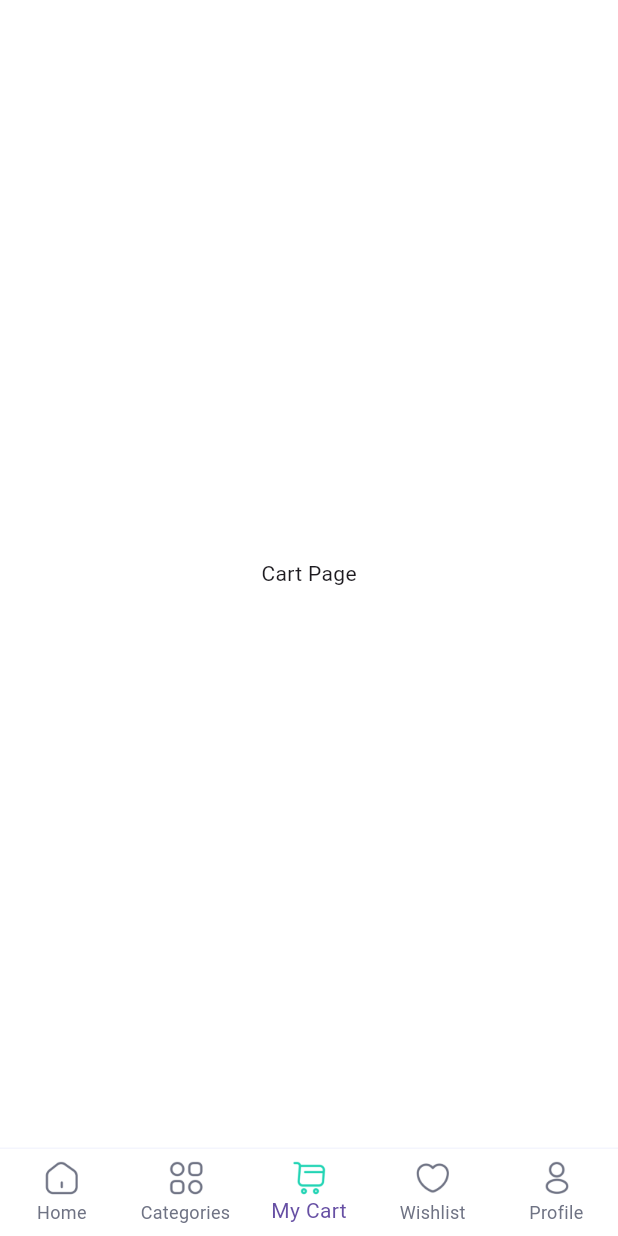
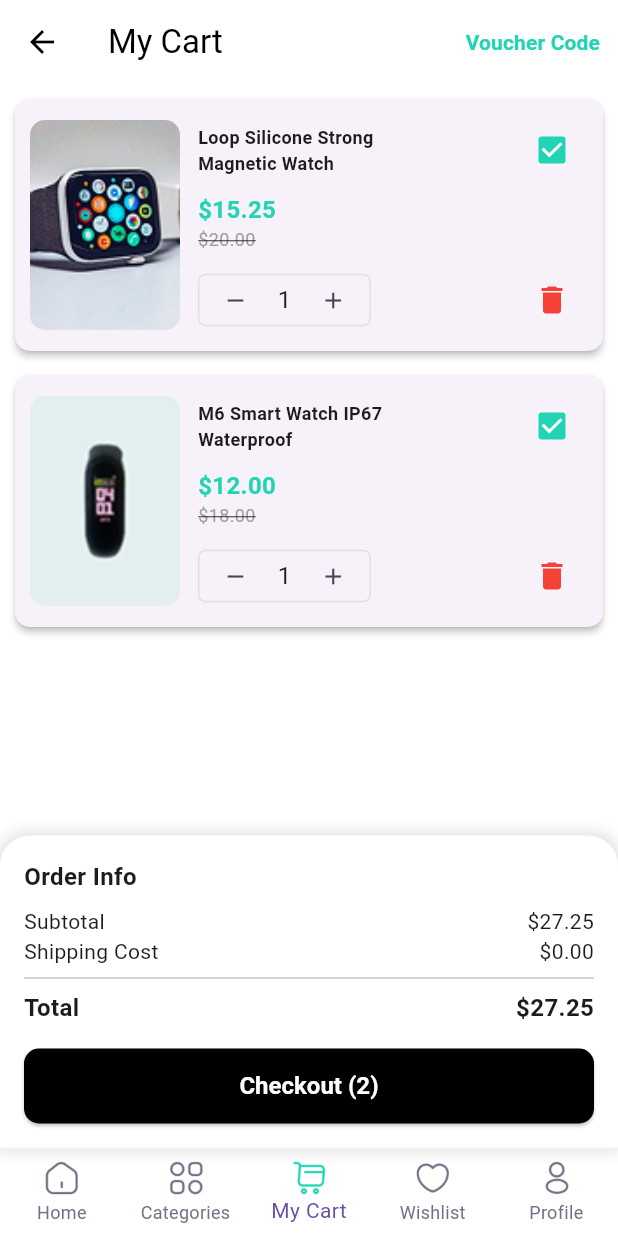
Before and after one commit to abbas2157/atomshop-app, a Flutter app: the screen it shows after launch, item 3 of the bottom bar chosen, on a phone screen of 412 x 824 dp. Run offline on Flutter 3.47's test engine with Material 3 defaults, Android fonts, the light colour scheme and no system bars; our stand-ins replace dots_indicator, flutter_screenutil, get, loading_animation_widget, shared_preferences.

Commit message:
Added: -> my_cart_screen in bottom_nav_bar_view

```diff
--- a/lib/features/bottom_nav_bar/bottom_nav_bar_view/bottom_nav_bar_view.dart
+++ b/lib/features/bottom_nav_bar/bottom_nav_bar_view/bottom_nav_bar_view.dart
@@ -3,6 +3,7 @@ import 'package:atomshop/common/constants/image_constants.dart';
 import 'package:atomshop/features/bottom_nav_bar/bottom_nav_bar_controller/bottom_nav_bar_controller.dart';
 import 'package:atomshop/features/categories/view/categories_view.dart';
 import 'package:atomshop/features/home/home_view/home_view.dart';
+import 'package:atomshop/features/product_detail/myCart/my_cart_screen.dart';
 import 'package:atomshop/style/colors/app_colors.dart';
 import 'package:flutter/material.dart';
 import 'package:get/get.dart';
@@ -15,7 +16,7 @@ class BottomNavPage extends StatelessWidget {
   final List<Widget> _pages = [
     MyHomePage(),
     CategoriesView(),
-    CartPage(),
+    CartScreen(),
     OrdersPage(),
     ProfilePage(),
   ];
--- /dev/null
+++ b/lib/features/product_detail/model/my_cart_model.dart
@@ -0,0 +1,15 @@
+class CartItem {
+  final String image;
+  final String name;
+  final double price;
+  final double oldPrice;
+  int quantity;
+
+  CartItem({
+    required this.image,
+    required this.name,
+    required this.price,
+    required this.oldPrice,
+    required this.quantity,
+  });
+}
--- /dev/null
+++ b/lib/features/product_detail/myCart/my_cart_screen.dart
@@ -0,0 +1,116 @@
+import 'package:atomshop/features/product_detail/myCart/widgets/cart_item_widget.dart';
+import 'package:atomshop/style/colors/app_colors.dart';
+import 'package:flutter/material.dart';
+
+import '../model/my_cart_model.dart';
+
+class CartScreen extends StatelessWidget {
+  final List<CartItem> cartItems = [
+    CartItem(
+      image: 'assets/images/magnetic_watch.png',
+      name: 'Loop Silicone Strong Magnetic Watch',
+      price: 15.25,
+      oldPrice: 20.00,
+      quantity: 1,
+    ),
+    CartItem(
+      image: 'assets/images/smart_watch.png',
+      name: 'M6 Smart Watch IP67 Waterproof',
+      price: 12.00,
+      oldPrice: 18.00,
+      quantity: 1,
+    ),
+  ];
+
+  CartScreen({super.key});
+
+  @override
+  Widget build(BuildContext context) {
+    return Scaffold(
+      appBar: AppBar(
+        title: const Text('My Cart', style: TextStyle(color: Colors.black)),
+        backgroundColor: Colors.white,
+        elevation: 0,
+        leading: const BackButton(color: Colors.black),
+        actions: [
+          TextButton(
+            onPressed: () {},
+            child: const Text(
+              'Voucher Code',
+              style: TextStyle(color: AppColors.secondaryLight, fontWeight: FontWeight.bold),
+            ),
+          ),
+        ],
+      ),
+      body: Column(
+        children: [
+          Expanded(
+            child: ListView.builder(
+              padding: const EdgeInsets.all(10),
+              itemCount: cartItems.length,
+              itemBuilder: (context, index) {
+                final item = cartItems[index];
+                return CartItemWidget(item: item);
+              },
+            ),
+          ),
+          _buildOrderSummary(),
+        ],
+      ),
+    );
+  }
+
+  Widget _buildOrderSummary() {
+    double subtotal = cartItems.fold(0, (sum, item) => sum + (item.price * item.quantity));
+
+    return Container(
+      padding: const EdgeInsets.all(16),
+      decoration: BoxDecoration(
+        color: Colors.white,
+        borderRadius: const BorderRadius.only(topLeft: Radius.circular(20), topRight: Radius.circular(20)),
+        boxShadow: [
+          BoxShadow(color: Colors.black12, blurRadius: 8, spreadRadius: 2),
+        ],
+      ),
+      child: Column(
+        crossAxisAlignment: CrossAxisAlignment.start,
+        children: [
+          const Text('Order Info', style: TextStyle(fontSize: 16, fontWeight: FontWeight.bold)),
+          const SizedBox(height: 8),
+          Row(
+            mainAxisAlignment: MainAxisAlignment.spaceBetween,
+            children: [
+              const Text('Subtotal', style: TextStyle(fontSize: 14)),
+              Text('\$${subtotal.toStringAsFixed(2)}', style: const TextStyle(fontSize: 14)),
+            ],
+          ),
+          Row(
+            mainAxisAlignment: MainAxisAlignment.spaceBetween,
+            children: const [
+              Text('Shipping Cost', style: TextStyle(fontSize: 14)),
+              Text('\$0.00', style: TextStyle(fontSize: 14)),
+            ],
+          ),
+          const Divider(),
+          Row(
+            mainAxisAlignment: MainAxisAlignment.spaceBetween,
+            children: [
+              const Text('Total', style: TextStyle(fontSize: 16, fontWeight: FontWeight.bold)),
+              Text('\$${subtotal.toStringAsFixed(2)}', style: const TextStyle(fontSize: 16, fontWeight: FontWeight.bold)),
+            ],
+          ),
+          const SizedBox(height: 16),
+          ElevatedButton(
+            onPressed: () {},
+            style: ElevatedButton.styleFrom(
+              backgroundColor: Colors.black,
+              minimumSize: const Size(double.infinity, 50),
+              shape: RoundedRectangleBorder(borderRadius: BorderRadius.circular(10)),
+            ),
+            child: Text('Checkout (${cartItems.length})', style: const TextStyle(fontSize: 16, color: Colors.white)),
+          ),
+        ],
+      ),
+    );
+  }
+}
--- /dev/null
+++ b/lib/features/product_detail/myCart/widgets/cart_item_widget.dart
@@ -0,0 +1,101 @@
+import 'package:flutter/cupertino.dart';
+import 'package:flutter/material.dart';
+
+import '../../../../style/colors/app_colors.dart';
+import '../../model/my_cart_model.dart';
+
+class CartItemWidget extends StatelessWidget {
+  final CartItem item;
+
+  const CartItemWidget({super.key, required this.item});
+
+  @override
+  Widget build(BuildContext context) {
+    return Card(
+      elevation: 2,
+      margin: const EdgeInsets.only(bottom: 16),
+      shape: RoundedRectangleBorder(borderRadius: BorderRadius.circular(10)),
+      child: Padding(
+        padding: const EdgeInsets.all(10),
+        child: Row(
+          children: [
+            ClipRRect(
+              borderRadius: BorderRadius.circular(10),
+              child: Image.asset(item.image, width: 100, height: 140, fit: BoxFit.cover,
+              ),
+            ),
+            const SizedBox(width: 12),
+            Expanded(
+              child: Column(
+                crossAxisAlignment: CrossAxisAlignment.start,
+                children: [
+                  Row(
+                    mainAxisAlignment: MainAxisAlignment.spaceBetween,
+                    children: [
+                      Container(
+                          width: 140,
+                          child: Text(item.name, style: const TextStyle(fontSize: 12, fontWeight: FontWeight.bold))
+                      ),
+                      Checkbox(value: true, onChanged: (bool? value){},activeColor: AppColors.secondaryLight,)
+                    ],
+                  ),
+                  const SizedBox(height: 4),
+                  Column(
+                    crossAxisAlignment: CrossAxisAlignment.start,
+                    mainAxisAlignment: MainAxisAlignment.start,
+                    children: [
+                      Text(
+                        '\$${item.price.toStringAsFixed(2)}',
+                        style: const TextStyle(fontSize: 16, fontWeight: FontWeight.bold, color: AppColors.secondaryLight),
+                      ),
+                      const SizedBox(width: 8),
+                      Text(
+                        '\$${item.oldPrice.toStringAsFixed(2)}',
+                        style: const TextStyle(fontSize: 12, color: Colors.grey, decoration: TextDecoration.lineThrough),
+                      ),
+                    ],
+                  ),
+                  const SizedBox(height: 8),
+                  Row(
+                    mainAxisAlignment: MainAxisAlignment.spaceBetween,
+                    children: [
+                      Container(
+                        height: 35,
+                        decoration: BoxDecoration(
+                          border: Border.all(color: Colors.grey.shade300),
+                          borderRadius: BorderRadius.circular(5),
+                        ),
+                        child: Row(
+                          children: [
+                            _buildQuantityButton(Icons.remove, () {}),
+                            Padding(
+                              padding: const EdgeInsets.symmetric(horizontal: 4),
+                              child: Text(item.quantity.toString(), style: const TextStyle(fontSize: 16)),
+                            ),
+                            _buildQuantityButton(Icons.add, () {}),
+                          ],
+                        ),
+                      ),
+                      //const Spacer(),
+                      IconButton(
+                        icon: const Icon(Icons.delete, color: Colors.red),
+                        onPressed: () {},
+                      ),
+                    ],
+                  ),
+                ],
+              ),
+            ),
+          ],
+        ),
+      ),
+    );
+  }
+
+  Widget _buildQuantityButton(IconData icon, VoidCallback onPressed) {
+    return IconButton(
+      icon: Icon(icon, size: 18),
+      onPressed: onPressed,
+    );
+  }
+}
--- a/lib/routes/routeNames.dart
+++ b/lib/routes/routeNames.dart
@@ -37,6 +37,7 @@ abstract class RouteNames {
   static const String areaToServeScreen = "/areaToServeScreen";
     static const String bottomBarScreen = "/bottomBarScreen";
       static const String notificationsScreen = "/notificationsScreen";
+      static const String myCartScreen = "/myCartScreen";
 
 
 }
```
Also changed, not shown: assets/images/magnetic_watch.png (added), assets/images/smart_watch.png (added).
